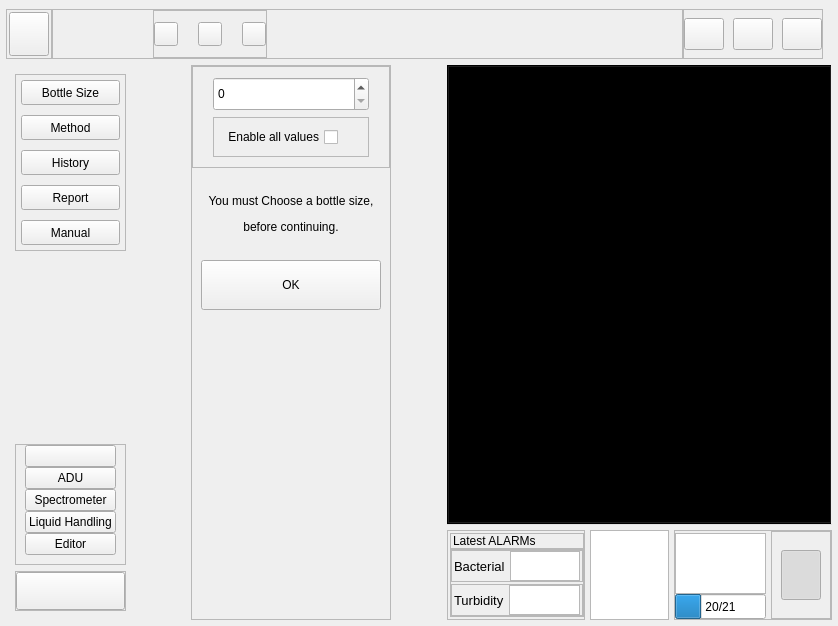
First picture: the form in Qt_files/Colifast_ALARM.ui, repository Stianein/Colifast_ALARM, before the edit.
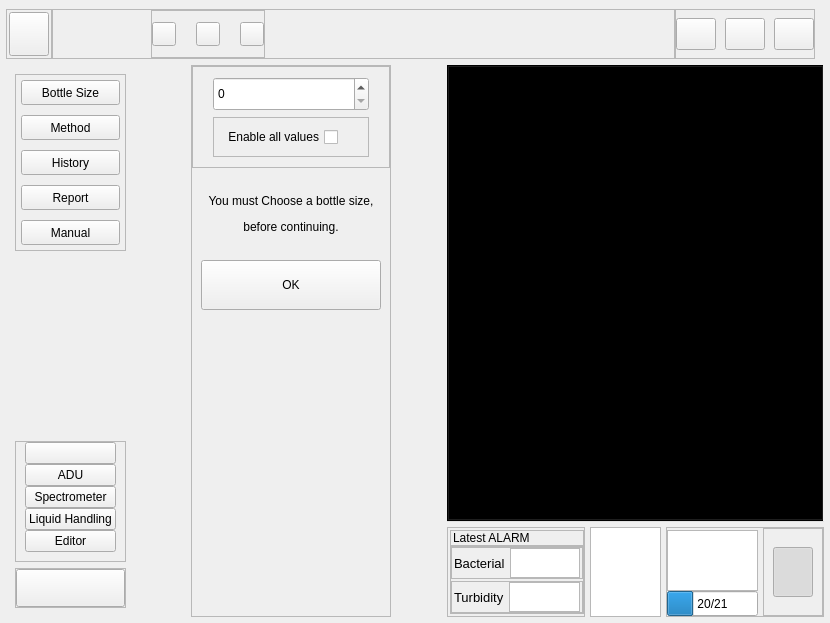
Second picture: the form after the edit. Icons and pictures are not drawn.

The edit to the form file:
```diff
--- a/Qt_files/Colifast_ALARM.ui
+++ b/Qt_files/Colifast_ALARM.ui
@@ -9,8 +9,8 @@
    <rect>
     <x>0</x>
     <y>0</y>
-    <width>838</width>
-    <height>626</height>
+    <width>830</width>
+    <height>609</height>
    </rect>
   </property>
   <property name="sizePolicy">
@@ -2596,7 +2596,7 @@
                          </sizepolicy>
                         </property>
                         <property name="text">
-                         <string>Latest ALARMs</string>
+                         <string>Latest ALARM</string>
                         </property>
                        </widget>
                       </item>
```
Left out of the diff: 2 changed lines with no effect on the pictures.
